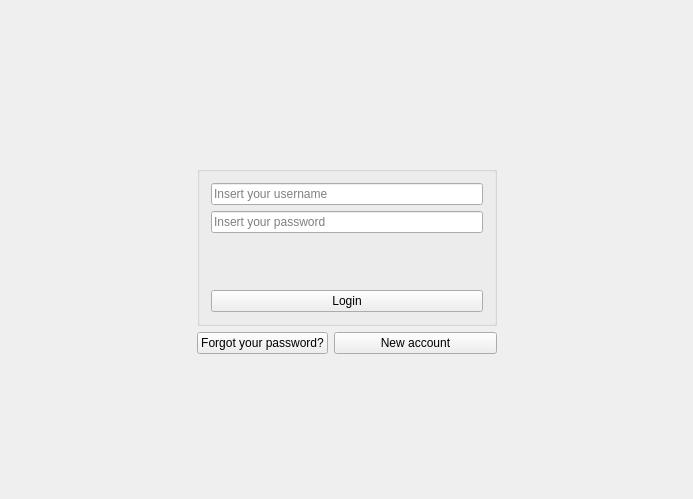
Above: Client/login.ui from PolitoTeam/Scriba before the change. Below: the same form after it.
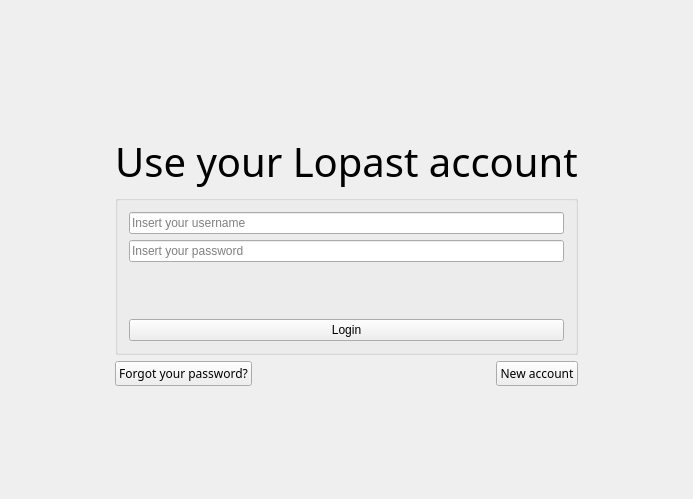
That is the form after the change. Icons and pictures are not drawn.

Patch:
```diff
--- a/Client/login.ui
+++ b/Client/login.ui
@@ -16,20 +16,38 @@
   <layout class="QGridLayout" name="gridLayout_2">
    <item row="0" column="0">
     <layout class="QGridLayout" name="gridLayout">
-     <item row="5" column="1" colspan="3">
-      <spacer name="verticalSpacer_3">
-       <property name="orientation">
-        <enum>Qt::Vertical</enum>
-       </property>
-       <property name="sizeHint" stdset="0">
-        <size>
-         <width>20</width>
-         <height>40</height>
-        </size>
-       </property>
-      </spacer>
-     </item>
      <item row="2" column="1" colspan="3">
+      <widget class="QLabel" name="label_2">
+       <property name="font">
+        <font>
+         <family>CMU Sans Serif</family>
+         <pointsize>30</pointsize>
+         <weight>50</weight>
+         <bold>false</bold>
+        </font>
+       </property>
+       <property name="text">
+        <string>Use your Lopast account</string>
+       </property>
+       <property name="alignment">
+        <set>Qt::AlignCenter</set>
+       </property>
+      </widget>
+     </item>
+     <item row="3" column="4">
+      <spacer name="horizontalSpacer_2">
+       <property name="orientation">
+        <enum>Qt::Horizontal</enum>
+       </property>
+       <property name="sizeHint" stdset="0">
+        <size>
+         <width>40</width>
+         <height>20</height>
+        </size>
+       </property>
+      </spacer>
+     </item>
+     <item row="3" column="1" colspan="3">
       <widget class="QGroupBox" name="groupBox">
        <property name="sizePolicy">
         <sizepolicy hsizetype="Expanding" vsizetype="Expanding">
@@ -117,10 +135,12 @@
        </layout>
       </widget>
      </item>
-     <item row="2" column="0">
-      <spacer name="horizontalSpacer">
-       <property name="orientation">
-        <enum>Qt::Horizontal</enum>
+     <item row="4" column="2" colspan="2" alignment="Qt::AlignLeft">
+      <widget class="QPushButton" name="t_pushButtonNewAccount">
+       <property name="font">
+        <font>
+         <family>CMU Sans Serif</family>
+        </font>
        </property>
        <property name="sizeHint" stdset="0">
         <size>
@@ -128,31 +148,20 @@
          <height>20</height>
         </size>
        </property>
-      </spacer>
-     </item>
-     <item row="2" column="4">
-      <spacer name="horizontalSpacer_2">
-       <property name="orientation">
-        <enum>Qt::Horizontal</enum>
+       <property name="layoutDirection">
+        <enum>Qt::RightToLeft</enum>
        </property>
-       <property name="sizeHint" stdset="0">
-        <size>
-         <width>40</width>
-         <height>20</height>
-        </size>
+       <property name="styleSheet">
+        <string notr="true"/>
        </property>
-      </spacer>
-     </item>
-     <item row="1" column="1" colspan="3">
-      <widget class="QLabel" name="label">
        <property name="text">
-        <string/>
+        <string>New account</string>
        </property>
-       <property name="alignment">
-        <set>Qt::AlignCenter</set>
+       <property name="autoDefault">
+        <bool>true</bool>
        </property>
-       <property name="margin">
-        <number>0</number>
+       <property name="default">
+        <bool>false</bool>
        </property>
       </widget>
      </item>
@@ -169,8 +178,26 @@
        </property>
       </spacer>
      </item>
-     <item row="3" column="1">
+     <item row="6" column="1" colspan="3">
+      <spacer name="verticalSpacer_3">
+       <property name="orientation">
+        <enum>Qt::Vertical</enum>
+       </property>
+       <property name="sizeHint" stdset="0">
+        <size>
+         <width>20</width>
+         <height>40</height>
+        </size>
+       </property>
+      </spacer>
+     </item>
+     <item row="4" column="1" alignment="Qt::AlignLeft">
       <widget class="QPushButton" name="t_pushButtonForgot">
+       <property name="font">
+        <font>
+         <family>CMU Sans Serif</family>
+        </font>
+       </property>
        <property name="cursor">
         <cursorShape>PointingHandCursor</cursorShape>
        </property>
@@ -179,22 +206,44 @@
        </property>
       </widget>
      </item>
-     <item row="3" column="2" colspan="2">
-      <widget class="QPushButton" name="t_pushButtonNewAccount">
-       <property name="cursor">
-        <cursorShape>PointingHandCursor</cursorShape>
+     <item row="3" column="0">
+      <spacer name="horizontalSpacer">
+       <property name="orientation">
+        <enum>Qt::Horizontal</enum>
        </property>
-       <property name="styleSheet">
-        <string notr="true"/>
+       <property name="sizeHint" stdset="0">
+        <size>
+         <width>40</width>
+         <height>20</height>
+        </size>
+       </property>
+      </spacer>
+     </item>
+     <item row="1" column="1" colspan="3" alignment="Qt::AlignHCenter|Qt::AlignVCenter">
+      <widget class="QLabel" name="label">
+       <property name="maximumSize">
+        <size>
+         <width>100</width>
+         <height>30</height>
+        </size>
+       </property>
+       <property name="layoutDirection">
+        <enum>Qt::LeftToRight</enum>
        </property>
        <property name="text">
-        <string>New account</string>
+        <string/>
        </property>
-       <property name="autoDefault">
+       <property name="pixmap">
+        <pixmap resource="client.qrc">:/images/google_logo.jpg</pixmap>
+       </property>
+       <property name="scaledContents">
         <bool>true</bool>
        </property>
-       <property name="default">
-        <bool>false</bool>
+       <property name="alignment">
+        <set>Qt::AlignCenter</set>
+       </property>
+       <property name="margin">
+        <number>0</number>
        </property>
       </widget>
      </item>
```
Left out of the diff: 11 changed lines with no effect on the pictures.
